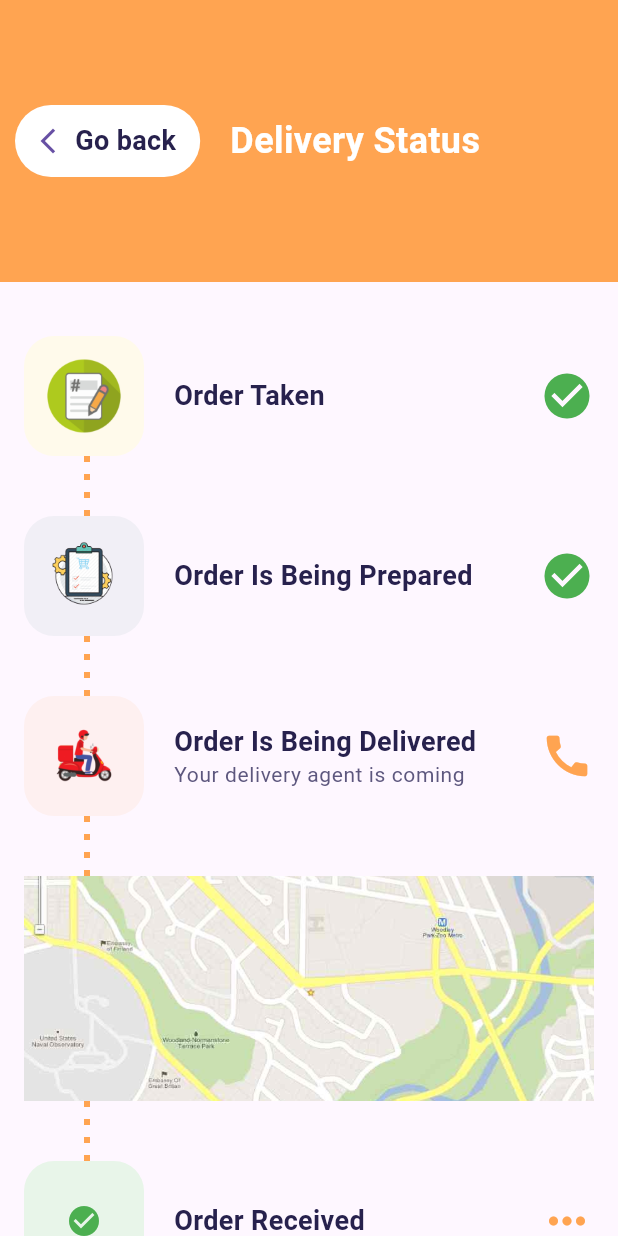
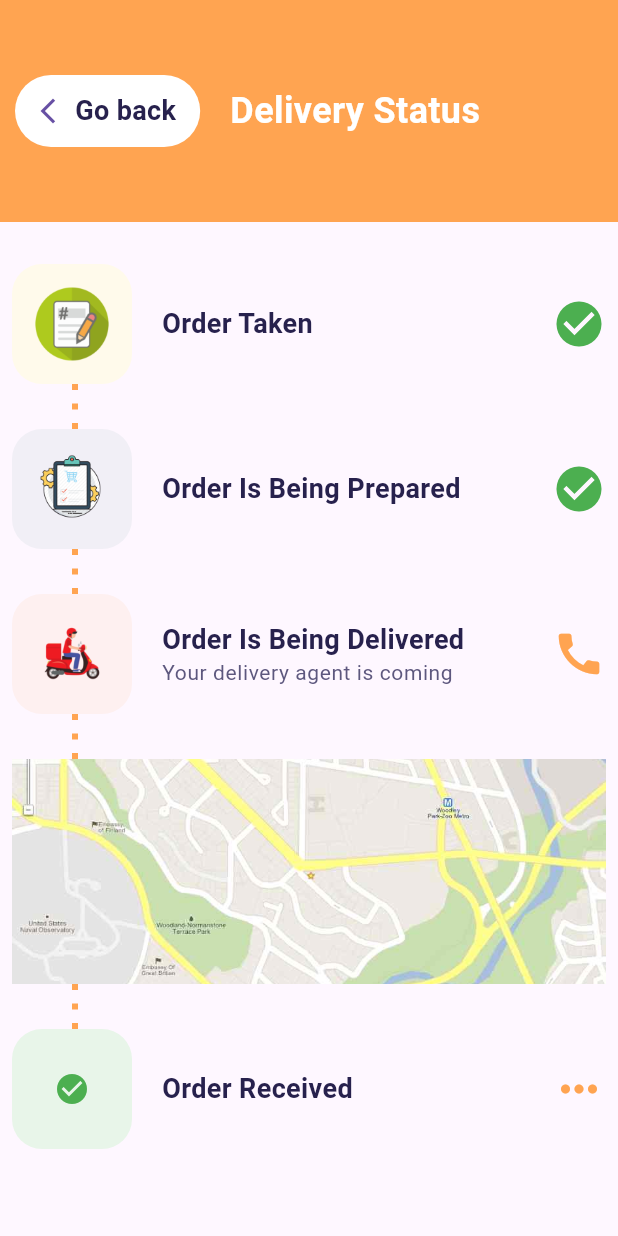
Before and after one commit to sagarsomani/fruit-hiub, a Flutter app: the DeliveryStatus screen opened directly, on a phone screen of 412 x 824 dp. Run offline on Flutter 3.47's test engine with Material 3 defaults, Android fonts, the light colour scheme and no system bars; our stand-ins replace flutter_riverpod, font_awesome_flutter; Roboto replaces fonts that are missing (Brandon Grotesque).

Commit message:
Initial commit

```diff
--- a/lib/screens/authentication_screen.dart
+++ b/lib/screens/authentication_screen.dart
@@ -19,7 +19,6 @@ class _AuthenticationScreenState extends State<AuthenticationScreen> {
     final screenHeight = MediaQuery.of(context).size.height;
 
     return Scaffold(
-      resizeToAvoidBottomInset: true,
       body: SafeArea(
         child: SingleChildScrollView(
           child: ConstrainedBox(
--- a/lib/screens/delivery_status.dart
+++ b/lib/screens/delivery_status.dart
@@ -12,7 +12,7 @@ class DeliveryStatus extends StatelessWidget {
         children: [
           Container(
             color: kPrimaryColor,
-            padding: const EdgeInsets.symmetric(vertical: 70, horizontal: 10),
+            padding: const EdgeInsets.symmetric(vertical: 50, horizontal: 10),
             child: Row(
               children: [
                 const CustomBackButton(),
@@ -29,7 +29,7 @@ class DeliveryStatus extends StatelessWidget {
           ),
           SizedBox(height: 20),
           Padding(
-            padding: const EdgeInsets.all(16.0),
+            padding: const EdgeInsets.all(8.0),
             child: Column(
               crossAxisAlignment: CrossAxisAlignment.start,
               children: [
@@ -88,7 +88,7 @@ Widget dottedLines() {
   return Padding(
     padding: const EdgeInsets.only(left: 40.0),
     child: SizedBox(
-      height: 40,
+      height: 30,
       child: LayoutBuilder(
         builder: (context, constraints) {
           final dotCount = (constraints.maxHeight / 10).floor();
```
